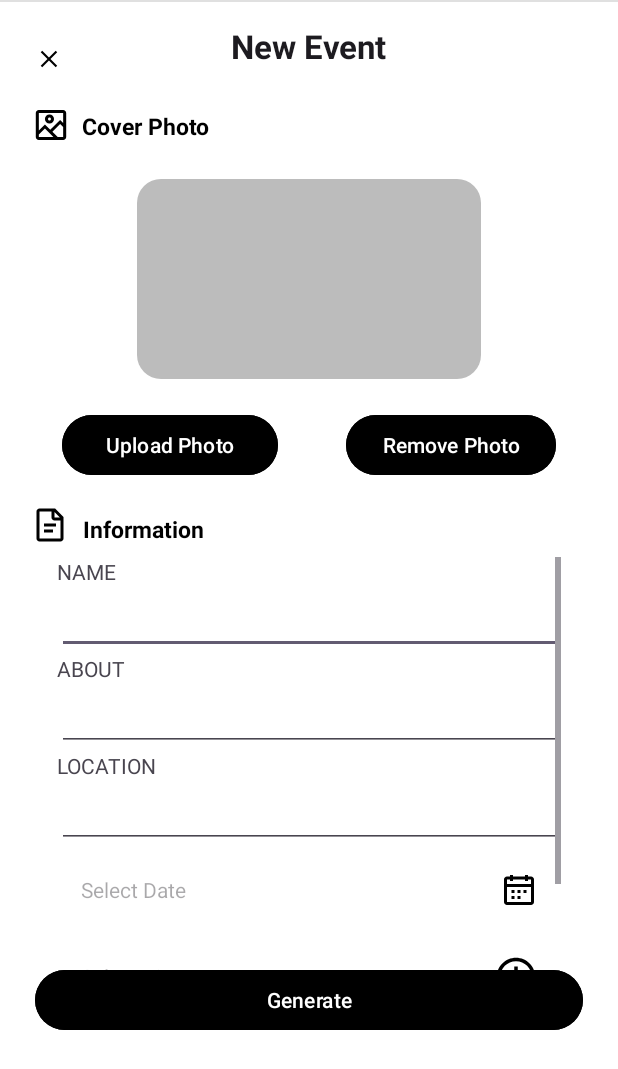
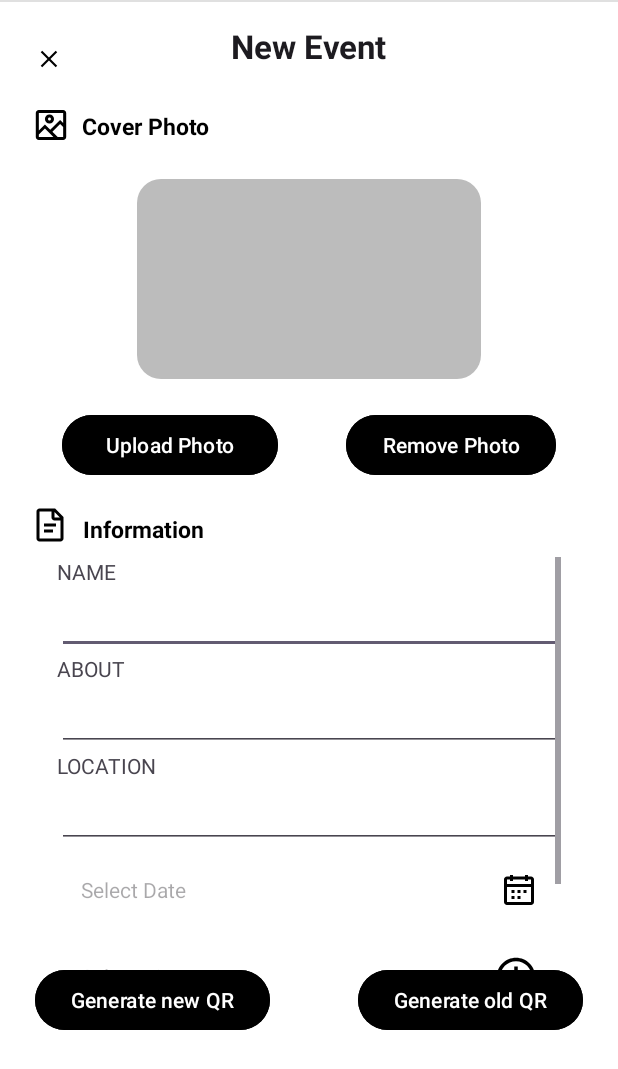
Before and after one commit to CMPUT301-W24-T54/AttendEase, an Android app: the NewEventActivity screen opened directly, with no data from a screen before it, on a phone screen of 412 x 824 dp. Shown: the top 1069 px of the screen. Run offline under Robolectric (Android 15) with nearby library versions, the phone set to English and light mode, and no system bars; our stand-ins replace Firebase (no records; nobody signed in at launch, a user with empty details on screens opened directly); pictures from the network do not load.

Commit message:
Starting work on reuse qr

```diff
--- a/AttendEase/app/src/main/java/com/example/attendease/MapActivity.java
+++ b/AttendEase/app/src/main/java/com/example/attendease/MapActivity.java
@@ -130,6 +130,7 @@ public class MapActivity extends AppCompatActivity {
                                     Marker marker = new Marker(map);
                                     marker.setPosition(geoPoint);
                                     marker.setAnchor(Marker.ANCHOR_CENTER, Marker.ANCHOR_BOTTOM);
+                                    marker.setTitle("Hello");
                                     map.getOverlays().add(marker);
                                 }
                             }
--- a/AttendEase/app/src/main/res/layout/new_event.xml
+++ b/AttendEase/app/src/main/res/layout/new_event.xml
@@ -272,12 +272,24 @@
         android:layout_height="wrap_content"
         android:layout_below="@+id/ivCoverPhoto"
         android:layout_alignParentStart="true"
+        android:layout_marginStart="7dp"
+        android:layout_marginTop="390dp"
+        android:layout_marginEnd="7dp"
+        android:backgroundTint="@color/black"
+        android:elevation="4dp"
+        android:text="Generate new QR" />
+
+    <Button
+        android:id="@+id/btnReuseQR"
+        android:layout_width="wrap_content"
+        android:layout_height="wrap_content"
+        android:layout_below="@+id/ivCoverPhoto"
         android:layout_alignParentEnd="true"
         android:layout_marginStart="7dp"
         android:layout_marginTop="390dp"
         android:layout_marginEnd="7dp"
         android:backgroundTint="@color/black"
         android:elevation="4dp"
-        android:text="Generate" />
+        android:text="Generate old QR" />
 
 </RelativeLayout>
```
